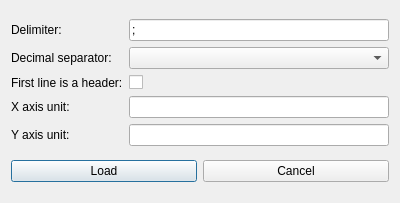
Qt form src/gui/loadcsvfiledialog.ui (echmet/CEval) before a commit.
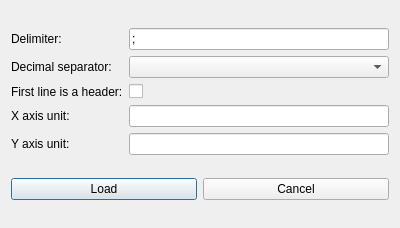
The same form after that commit.

Commit message: Change window title from the default "Dialog" to something more meaningful where needed

The edit to the form file:
```diff
--- a/src/gui/loadcsvfiledialog.ui
+++ b/src/gui/loadcsvfiledialog.ui
@@ -7,7 +7,7 @@
     <x>0</x>
     <y>0</y>
     <width>400</width>
-    <height>203</height>
+    <height>228</height>
    </rect>
   </property>
   <property name="windowTitle">
```
Left out of the diff: 2 changed lines with no effect on the pictures. The commit also changes 1 other file.
